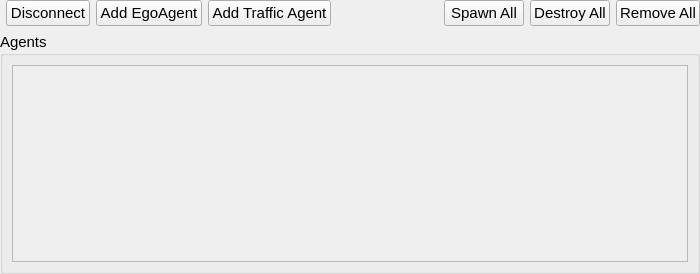
Qt form modules/carlainterface/dialog/carlainterface.ui (tud-hri/joan) before a commit.
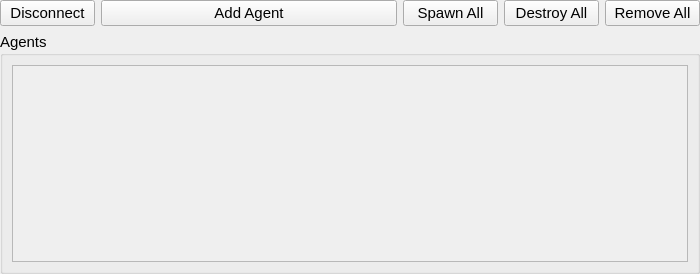
The same form after that commit.

Commit message: first iteration restructuring carlainterface to enum

What changed in the file:
```diff
--- a/modules/carlainterface/dialog/carlainterface.ui
+++ b/modules/carlainterface/dialog/carlainterface.ui
@@ -34,50 +34,7 @@
    </property>
    <item row="0" column="0">
     <layout class="QGridLayout" name="gridLayout_4">
-     <item row="1" column="1">
-      <widget class="QPushButton" name="btnDisconnect">
-       <property name="sizePolicy">
-        <sizepolicy hsizetype="Preferred" vsizetype="Fixed">
-         <horstretch>0</horstretch>
-         <verstretch>0</verstretch>
-        </sizepolicy>
-       </property>
-       <property name="font">
-        <font>
-         <pointsize>11</pointsize>
-        </font>
-       </property>
-       <property name="text">
-        <string>Disconnect</string>
-       </property>
-      </widget>
-     </item>
-     <item row="1" column="4">
-      <spacer name="horizontalSpacer">
-       <property name="orientation">
-        <enum>Qt::Horizontal</enum>
-       </property>
-       <property name="sizeHint" stdset="0">
-        <size>
-         <width>40</width>
-         <height>20</height>
-        </size>
-       </property>
-      </spacer>
-     </item>
-     <item row="1" column="2">
-      <widget class="QPushButton" name="btn_add_ego_agent">
-       <property name="font">
-        <font>
-         <pointsize>11</pointsize>
-        </font>
-       </property>
-       <property name="text">
-        <string>Add EgoAgent</string>
-       </property>
-      </widget>
-     </item>
-     <item row="1" column="5">
+     <item row="2" column="4">
       <widget class="QPushButton" name="btn_spawn_all">
        <property name="font">
         <font>
@@ -89,19 +46,7 @@
        </property>
       </widget>
      </item>
-     <item row="1" column="3">
-      <widget class="QPushButton" name="btn_add_traffic_agent">
-       <property name="font">
-        <font>
-         <pointsize>11</pointsize>
-        </font>
-       </property>
-       <property name="text">
-        <string>Add Traffic Agent</string>
-       </property>
-      </widget>
-     </item>
-     <item row="1" column="6">
+     <item row="2" column="5">
       <widget class="QPushButton" name="btn_destroy_all">
        <property name="font">
         <font>
@@ -113,7 +58,7 @@
        </property>
       </widget>
      </item>
-     <item row="1" column="7">
+     <item row="2" column="6">
       <widget class="QPushButton" name="btn_remove_all">
        <property name="font">
         <font>
@@ -125,7 +70,7 @@
        </property>
       </widget>
      </item>
-     <item row="2" column="0" colspan="8">
+     <item row="4" column="0" colspan="7">
       <widget class="QGroupBox" name="groupVehicles">
        <property name="minimumSize">
         <size>
@@ -184,6 +129,36 @@
        </layout>
       </widget>
      </item>
+     <item row="2" column="0">
+      <widget class="QPushButton" name="btnDisconnect">
+       <property name="sizePolicy">
+        <sizepolicy hsizetype="Preferred" vsizetype="Fixed">
+         <horstretch>0</horstretch>
+         <verstretch>0</verstretch>
+        </sizepolicy>
+       </property>
+       <property name="font">
+        <font>
+         <pointsize>11</pointsize>
+        </font>
+       </property>
+       <property name="text">
+        <string>Disconnect</string>
+       </property>
+      </widget>
+     </item>
+     <item row="2" column="1" colspan="3">
+      <widget class="QPushButton" name="btn_add_agent">
+       <property name="font">
+        <font>
+         <pointsize>11</pointsize>
+        </font>
+       </property>
+       <property name="text">
+        <string>Add Agent</string>
+       </property>
+      </widget>
+     </item>
     </layout>
    </item>
   </layout>
```
The commit also changes 9 other files.
